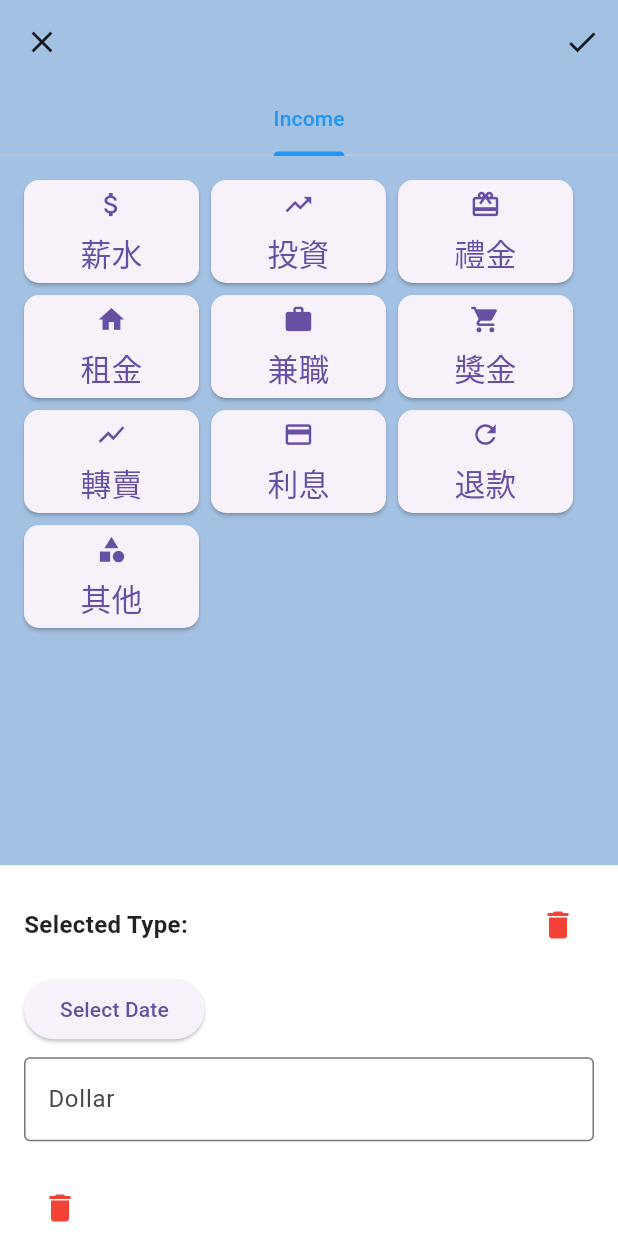
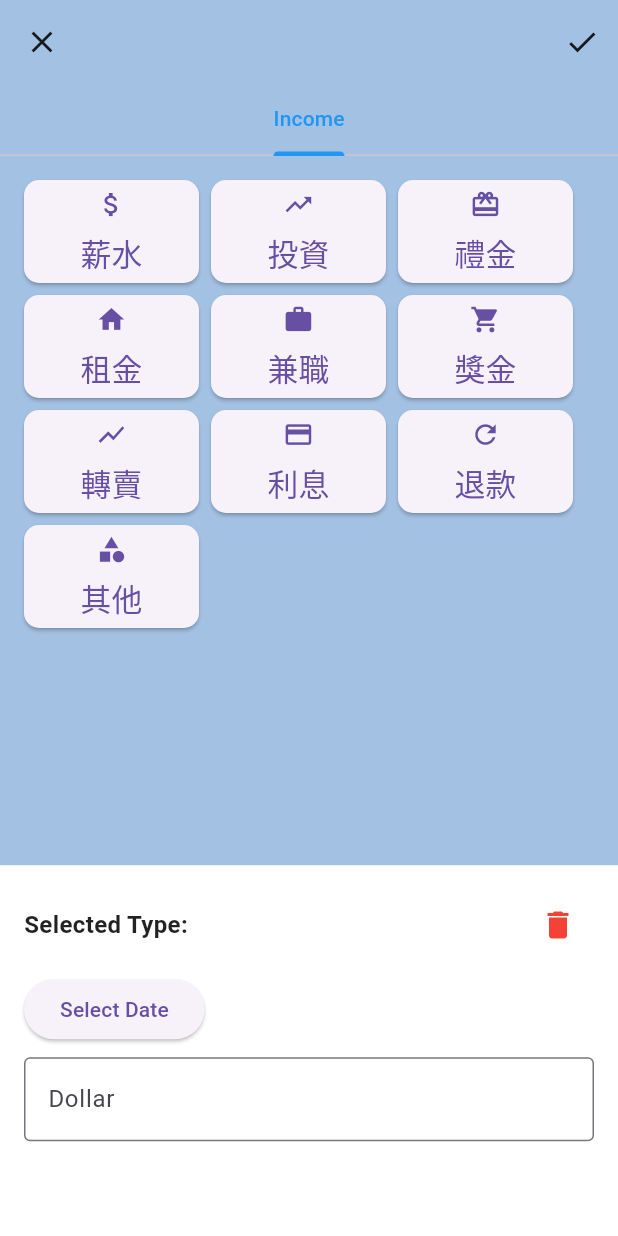
Before and after one commit to Lana0211/FMS, a Flutter app: the IncomeDeleteScreen screen opened directly with empty values, on a phone screen of 412 x 824 dp. Run offline on Flutter 3.47's test engine with Material 3 defaults, Android fonts, the phone set to English and light mode, and no system bars; our stand-ins replace fl_chart, month_picker_dialog; network calls fail; Roboto replaces fonts that are missing (Montserrat).

Commit message:
income_delete

```diff
--- a/lib/income_delete.dart
+++ b/lib/income_delete.dart
@@ -229,16 +229,6 @@ class _IncomeDeleteScreenState extends State<IncomeDeleteScreen>
                 ),
               ),
               const SizedBox(height: 8),
-              IconButton(
-                icon: Icon(
-                  Icons.delete,
-                  color: Colors.red, // 更改為紅色
-                ),
-                onPressed: () {
-                  // TODO: Add logic to delete data
-                  _deleteDataAndReturnToHomePage();
-                },
-              )
             ],
           ),
         ),
```
